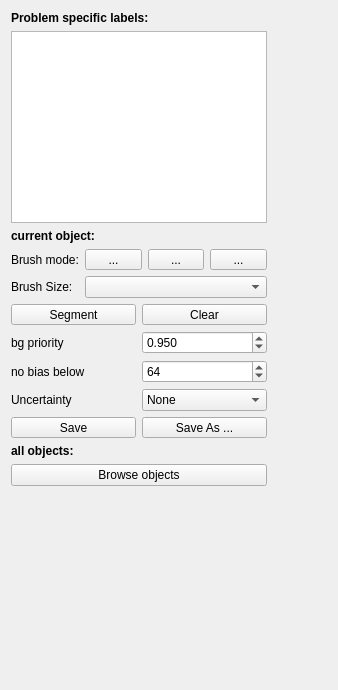
The window that ilastik/workflows/carving/carvingDrawer.ui (ilastik/ilastik) describes before a commit, drawn with Qt 5.
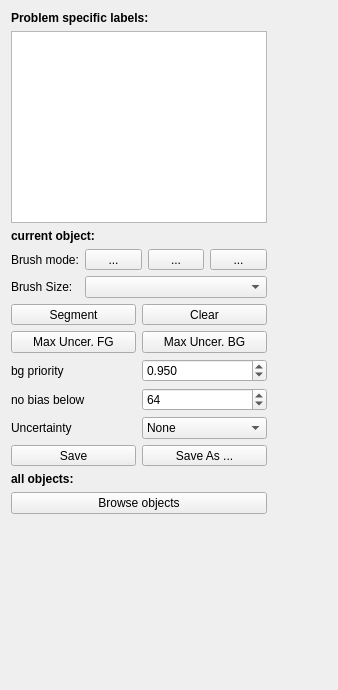
The same window after the commit. Icons and pictures are not drawn. Custom widgets are drawn as their Qt base class.

Commit message: carving: implement navigation to position of maxmimum uncertainty

```diff
--- a/ilastik/workflows/carving/carvingDrawer.ui
+++ b/ilastik/workflows/carving/carvingDrawer.ui
@@ -179,6 +179,30 @@
          </item>
         </layout>
        </item>
+       <item>
+        <layout class="QHBoxLayout" name="horizontalLayout_2">
+         <item>
+          <widget class="QPushButton" name="pushButtonUncertaintyFG">
+           <property name="toolTip">
+            <string>Goto position of maximal uncertainty (Foreground)</string>
+           </property>
+           <property name="text">
+            <string>Max Uncer. FG</string>
+           </property>
+          </widget>
+         </item>
+         <item>
+          <widget class="QPushButton" name="pushButtonUncertaintyBG">
+           <property name="toolTip">
+            <string>Goto position of maximal uncertainty (Background)</string>
+           </property>
+           <property name="text">
+            <string>Max Uncer. BG</string>
+           </property>
+          </widget>
+         </item>
+        </layout>
+       </item>
        <item>
         <layout class="QGridLayout" name="gridLayout_2">
          <item row="0" column="0">
```
Left out of the diff: 5 changed lines with no effect on the pictures. The commit also changes 3 other files.
